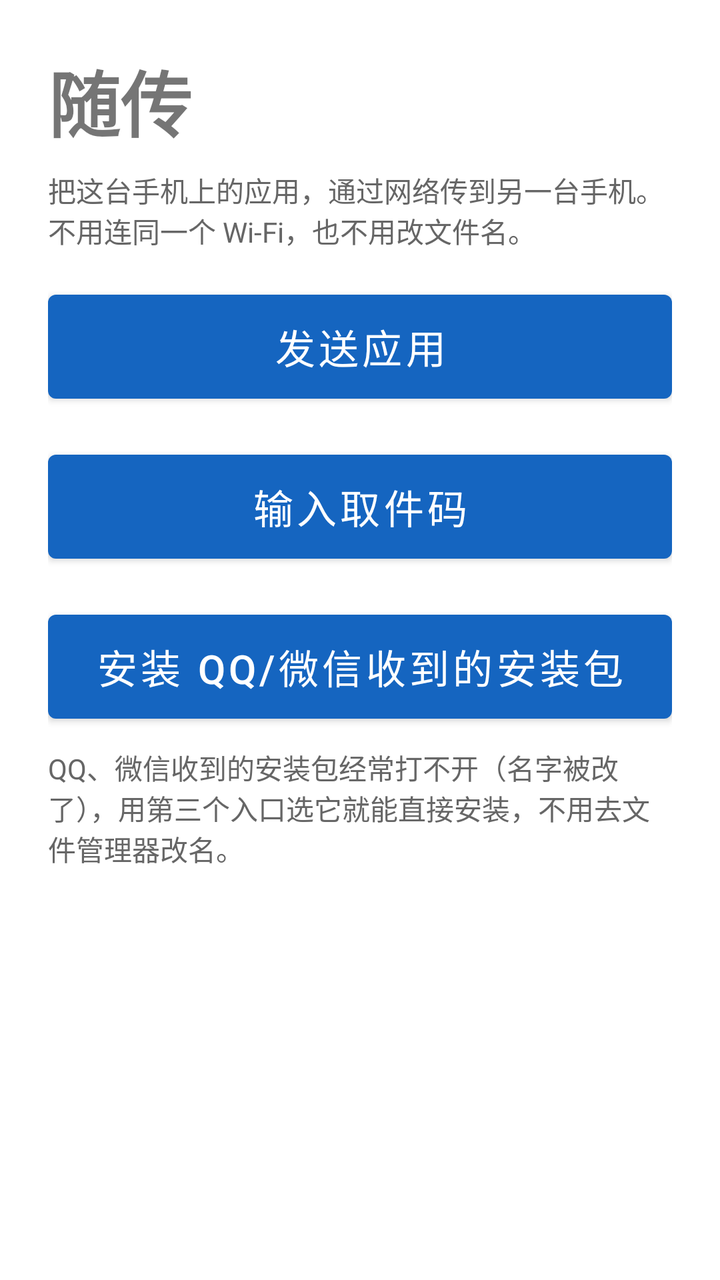
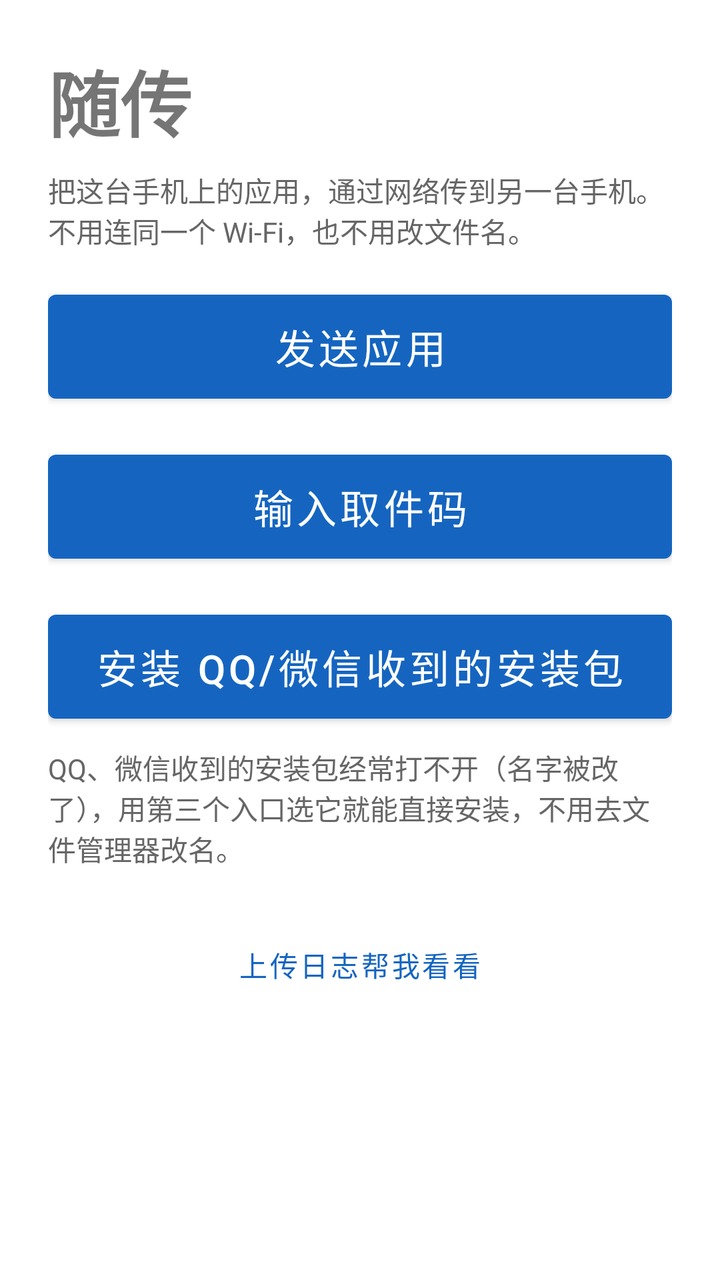

Before-and-after screenshots of an Android layout around one commit, followed by the original layout XML and the change that was made.
<!-- AndroidManifest.xml: application theme Theme.Suichuan -->
<!-- res/layout/activity_main.xml -->
<?xml version="1.0" encoding="utf-8"?>
<ScrollView xmlns:android="http://schemas.android.com/apk/res/android"
    android:layout_width="match_parent"
    android:layout_height="match_parent">

    <LinearLayout
        android:layout_width="match_parent"
        android:layout_height="wrap_content"
        android:orientation="vertical"
        android:padding="24dp">

        <TextView
            android:layout_width="match_parent"
            android:layout_height="wrap_content"
            android:text="随传"
            android:textSize="36sp"
            android:textStyle="bold" />

        <TextView
            style="@style/Suichuan.HintText"
            android:text="把这台手机上的应用，通过网络传到另一台手机。不用连同一个 Wi-Fi，也不用改文件名。" />

        <Button
            android:id="@+id/button_send"
            style="@style/Suichuan.BigButton"
            android:text="发送应用" />

        <Button
            android:id="@+id/button_receive"
            style="@style/Suichuan.BigButton"
            android:text="输入取件码" />

        <Button
            android:id="@+id/button_rescue"
            style="@style/Suichuan.BigButton"
            android:text="安装 QQ/微信收到的安装包" />

        <TextView
            style="@style/Suichuan.HintText"
            android:text="QQ、微信收到的安装包经常打不开（名字被改了），用第三个入口选它就能直接安装，不用去文件管理器改名。" />
    </LinearLayout>
</ScrollView>
<!-- resources referenced by this layout -->
<resources>
  <style name="Suichuan.BigButton" parent="Widget.MaterialComponents.Button">
          <item name="android:layout_width">match_parent</item>
          <item name="android:layout_height">wrap_content</item>
          <item name="android:minHeight">64dp</item>
          <item name="android:textSize">20sp</item>
          <item name="android:layout_marginTop">16dp</item>
      </style>
  <style name="Suichuan.HintText">
          <item name="android:layout_width">match_parent</item>
          <item name="android:layout_height">wrap_content</item>
          <item name="android:textColor">@color/suichuan_text_hint</item>
          <item name="android:textSize">14sp</item>
          <item name="android:layout_marginTop">8dp</item>
      </style>
  <style name="Theme.Suichuan" parent="Theme.MaterialComponents.Light.NoActionBar">
          <item name="colorPrimary">@color/suichuan_primary</item>
          <item name="colorPrimaryDark">@color/suichuan_primary_dark</item>
          <item name="colorAccent">@color/suichuan_accent</item>
      </style>
  <color name="suichuan_text_hint">#666666</color>
  <color name="suichuan_primary">#1565C0</color>
  <color name="suichuan_primary_dark">#0D47A1</color>
  <color name="suichuan_accent">#00897B</color>
</resources>

<!-- the commit's change to res/layout/activity_main.xml (unified diff, before → after) -->
@@ -38,5 +38,14 @@
         <TextView
             style="@style/Suichuan.HintText"
             android:text="QQ、微信收到的安装包经常打不开（名字被改了），用第三个入口选它就能直接安装，不用去文件管理器改名。" />
+
+        <Button
+            android:id="@+id/button_upload_log"
+            style="@style/Widget.MaterialComponents.Button.TextButton"
+            android:layout_width="wrap_content"
+            android:layout_height="wrap_content"
+            android:layout_gravity="center_horizontal"
+            android:layout_marginTop="24dp"
+            android:text="上传日志帮我看看" />
     </LinearLayout>
 </ScrollView>
